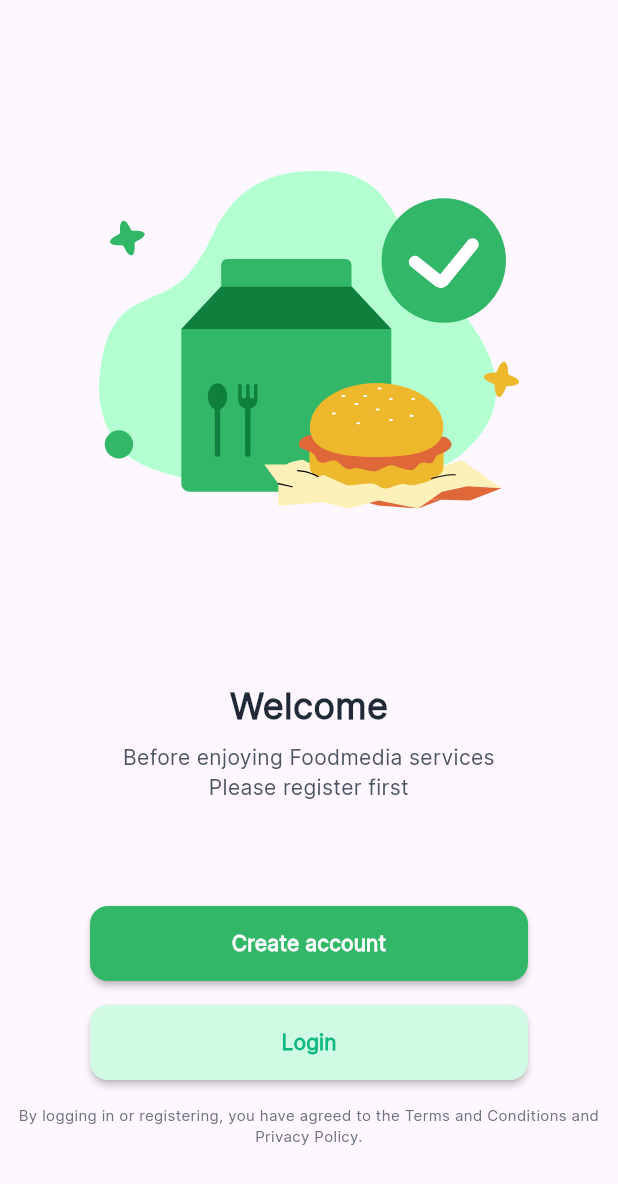
After one commit to He-ema/resturant_booking, a Flutter app: the WelcomeView screen opened by its route, on a phone screen of 412 x 824 dp. The commit adds this screen. Shown: the top 1184 px of the screen. Run offline on Flutter 3.47's test engine with Material 3 defaults, Android fonts, the phone set to English and light mode, and no system bars; our stand-ins replace flutter_svg, go_router.

Commit message:
welcome page UI done

```diff
--- /dev/null
+++ b/lib/core/common_widgets/custom_button.dart
@@ -0,0 +1,35 @@
+import 'package:flutter/material.dart';
+import 'package:flutter_svg/svg.dart';
+import 'package:jobizz/constants.dart';
+import 'package:jobizz/core/utils/app_styles.dart';
+
+class CustomButton extends StatelessWidget {
+  const CustomButton(
+      {super.key, this.image, required this.text, this.color, this.textColor});
+  final String? image;
+  final String text;
+  final Color? color;
+  final Color? textColor;
+  @override
+  Widget build(BuildContext context) {
+    return MaterialButton(
+      height: 50,
+      color: color ?? kPrimaryColor,
+      shape: RoundedRectangleBorder(
+        borderRadius: BorderRadius.circular(12),
+      ),
+      onPressed: () {},
+      child: Row(
+        mainAxisAlignment: MainAxisAlignment.center,
+        children: [
+          image == null ? const SizedBox() : SvgPicture.asset(image!),
+          Text(
+            text,
+            style: AppStyles.styleBold14
+                .copyWith(color: textColor ?? Colors.white),
+          ),
+        ],
+      ),
+    );
+  }
+}
--- a/lib/core/utils/app_router.dart
+++ b/lib/core/utils/app_router.dart
@@ -1,13 +1,20 @@
 import 'package:go_router/go_router.dart';
 import 'package:jobizz/features/onBoarding/presentation/views/on_boarding_view.dart';
+import 'package:jobizz/features/welcome/presentation/views/welcome_view.dart';
 
 abstract class AppRouter {
+  static const welcomeRoute = '/welcome';
+
   static final router = GoRouter(
     routes: [
       GoRoute(
         path: '/',
         builder: (context, state) => const OnBoardingView(),
       ),
+      GoRoute(
+        path: welcomeRoute,
+        builder: (context, state) => const WelcomeView(),
+      ),
     ],
   );
 }
--- a/lib/features/onBoarding/presentation/views/widgets/on_boarding_page_view.dart
+++ b/lib/features/onBoarding/presentation/views/widgets/on_boarding_page_view.dart
@@ -6,8 +6,9 @@
 class OnBoardingPageView extends StatelessWidget {
   const OnBoardingPageView({
     super.key,
+    required this.pageController,
   });
-
+  final PageController pageController;
   static const items = [
     OnBoardingModel(
         image: Assets.imagesOnBoard1,
@@ -28,6 +29,7 @@
   @override
   Widget build(BuildContext context) {
     return PageView.builder(
+      controller: pageController,
       itemCount: items.length,
       itemBuilder: (context, index) => OnBoradingItem(
         onBoardingModel: items[index],
--- a/lib/features/onBoarding/presentation/views/widgets/on_boarding_view_body.dart
+++ b/lib/features/onBoarding/presentation/views/widgets/on_boarding_view_body.dart
@@ -1,17 +1,39 @@
 import 'package:flutter/material.dart';
+import 'package:go_router/go_router.dart';
 import 'package:jobizz/constants.dart';
 import 'package:jobizz/core/common_widgets/dots_indicator.dart';
+import 'package:jobizz/core/utils/app_router.dart';
 import 'package:jobizz/core/utils/app_styles.dart';
 import 'package:jobizz/features/onBoarding/presentation/views/widgets/on_boarding_page_view.dart';
 
-class OnBoardingViewBody extends StatelessWidget {
+class OnBoardingViewBody extends StatefulWidget {
   const OnBoardingViewBody({super.key});
+
+  @override
+  State<OnBoardingViewBody> createState() => _OnBoardingViewBodyState();
+}
+
+class _OnBoardingViewBodyState extends State<OnBoardingViewBody> {
+  late PageController pageController;
+  int currentInedx = 0;
+
+  @override
+  void initState() {
+    // TODO: implement initState
+    super.initState();
+    pageController = PageController();
+    pageController.addListener(() {
+      currentInedx = pageController.page!.round();
+      setState(() {});
+    });
+  }
+
   @override
   Widget build(BuildContext context) {
     return Column(
       children: [
-        const Expanded(
-          child: OnBoardingPageView(),
+        Expanded(
+          child: OnBoardingPageView(pageController: pageController),
         ),
         Row(
           mainAxisAlignment: MainAxisAlignment.spaceBetween,
@@ -20,9 +42,17 @@
               'Skip',
               style: AppStyles.styleRegular16,
             ),
-            const DotsIndicator(activeIndex: 0),
+            DotsIndicator(activeIndex: currentInedx),
             IconButton(
-              onPressed: () {},
+              onPressed: () {
+                if (pageController.page == 2) {
+                  GoRouter.of(context).pushReplacement(AppRouter.welcomeRoute);
+                } else {
+                  pageController.nextPage(
+                      duration: const Duration(milliseconds: 300),
+                      curve: Curves.easeIn);
+                }
+              },
               icon: const Icon(Icons.arrow_forward, color: kPrimaryColor),
             )
           ],
--- /dev/null
+++ b/lib/features/welcome/presentation/views/welcome_view.dart
@@ -0,0 +1,13 @@
+import 'package:flutter/material.dart';
+import 'package:jobizz/features/welcome/presentation/views/widgets/welcome_view_body.dart';
+
+class WelcomeView extends StatelessWidget {
+  const WelcomeView({super.key});
+
+  @override
+  Widget build(BuildContext context) {
+    return const Scaffold(
+      body: WelcomeViewBody(),
+    );
+  }
+}
--- /dev/null
+++ b/lib/features/welcome/presentation/views/widgets/welcome_view_body.dart
@@ -0,0 +1,79 @@
+import 'package:flutter/material.dart';
+import 'package:flutter_svg/svg.dart';
+import 'package:jobizz/core/common_widgets/custom_button.dart';
+import 'package:jobizz/core/utils/app_styles.dart';
+import 'package:jobizz/core/utils/assets.dart';
+
+class WelcomeViewBody extends StatelessWidget {
+  const WelcomeViewBody({super.key});
+
+  @override
+  Widget build(BuildContext context) {
+    return CustomScrollView(
+      slivers: [
+        SliverFillRemaining(
+          hasScrollBody: false,
+          child: Column(
+            crossAxisAlignment: CrossAxisAlignment.center,
+            children: [
+              Expanded(flex: 3, child: SvgPicture.asset(Assets.imagesWelcome)),
+              Expanded(
+                flex: 1,
+                child: Column(
+                  children: [
+                    const Row(
+                      mainAxisAlignment: MainAxisAlignment.center,
+                      children: [
+                        Text(
+                          'Welcome',
+                          style: AppStyles.styleSemiBold24,
+                        ),
+                      ],
+                    ),
+                    const SizedBox(
+                      height: 8,
+                    ),
+                    SizedBox(
+                      width: MediaQuery.sizeOf(context).width - 120,
+                      child: const Text(
+                        'Before enjoying Foodmedia services Please register first',
+                        textAlign: TextAlign.center,
+                        style: AppStyles.styleRegular14,
+                      ),
+                    ),
+                  ],
+                ),
+              ),
+              SizedBox(
+                width: MediaQuery.sizeOf(context).width - 120,
+                child: const CustomButton(text: 'Create account'),
+              ),
+              const SizedBox(
+                height: 16,
+              ),
+              SizedBox(
+                width: MediaQuery.sizeOf(context).width - 120,
+                child: const CustomButton(
+                  text: 'Login',
+                  color: Color(0xffD1FAE5),
+                  textColor: Color(0xff10B981),
+                ),
+              ),
+              const SizedBox(
+                height: 16,
+              ),
+              const Text(
+                'By logging in or registering, you have agreed to the Terms and Conditions and Privacy Policy.',
+                style: AppStyles.styleRegular10,
+                textAlign: TextAlign.center,
+              ),
+              const SizedBox(
+                height: 60,
+              ),
+            ],
+          ),
+        ),
+      ],
+    );
+  }
+}
```
